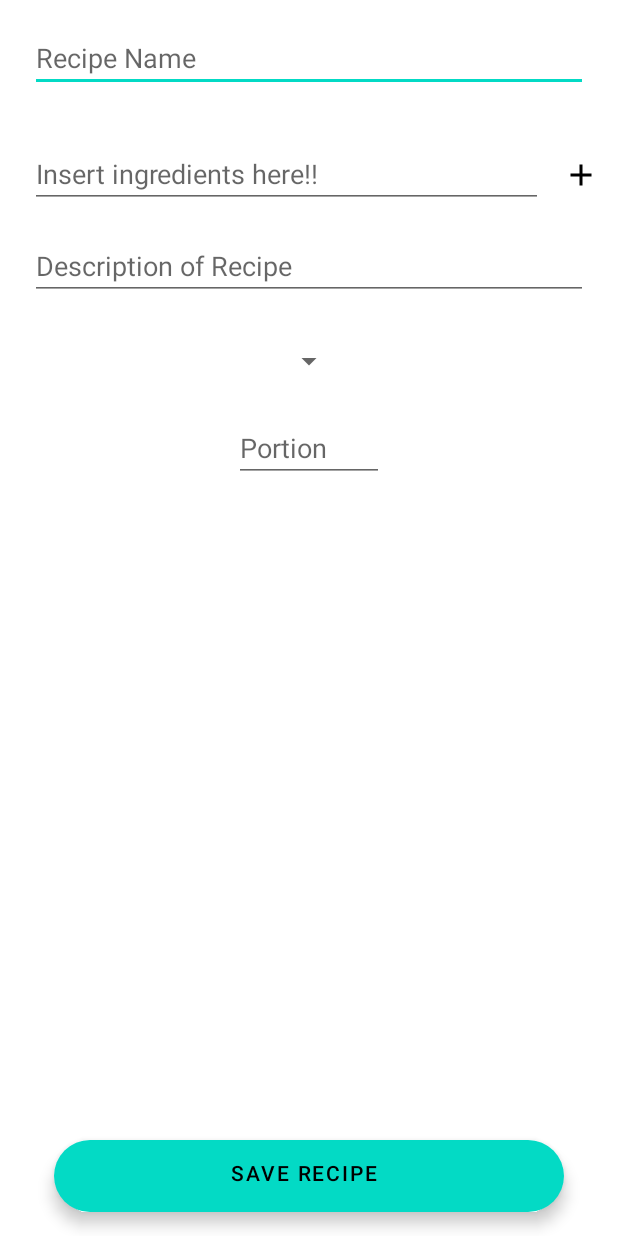
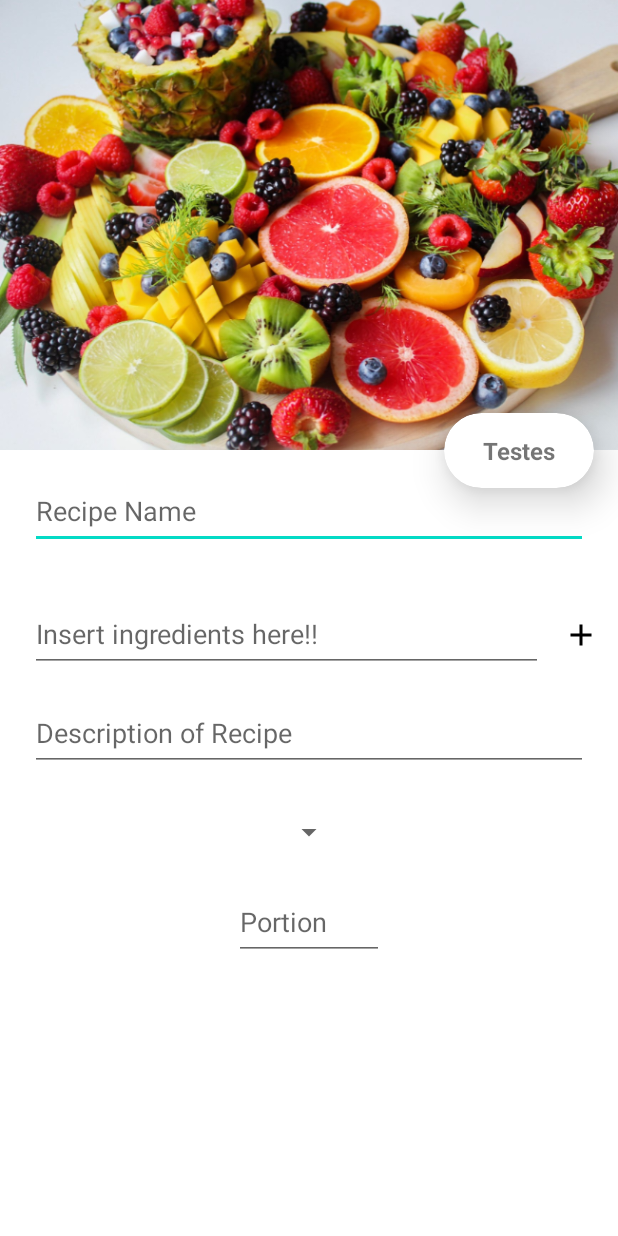
Before and after one commit to LucasMelll0/MyCookBook-With-Kotlin, an Android app: the layout activity_formulario_receita.xml on its own in the app's theme, with its tools: preview values and no code run, on a phone screen of 412 x 824 dp. Run offline under Robolectric (Android 15) with nearby library versions, the phone set to English and light mode, and no system bars.

Commit message:
Mudança no layout activity_formulario_receita.xml.
Adição dos atributos tipo função ao ListaDeReceitasAdapter.kt

Adicionado as funções de busca por Id e remoção de receitas no ReceitaDAO.kt.

Adicionado arquivo de menu para o longClick do adapter.

```diff
--- /dev/null
+++ b/app/src/main/java/com/example/mycookbook/Constantes.kt
@@ -0,0 +1,3 @@
+package com.example.mycookbook
+
+const val CHAVE_RECEITA_ID = "receitaId"
--- a/app/src/main/res/layout/activity_formulario_receita.xml
+++ b/app/src/main/res/layout/activity_formulario_receita.xml
@@ -6,10 +6,62 @@
     android:layout_height="match_parent"
     tools:context=".FormularioReceitaActivity">
 
-    <ScrollView
+    <com.google.android.material.appbar.AppBarLayout
+        android:id="@+id/appbar_formulario_receita"
+        android:layout_width="match_parent"
+        android:layout_height="wrap_content"
+        android:fitsSystemWindows="true">
+
+        <com.google.android.material.appbar.CollapsingToolbarLayout
+            android:layout_width="match_parent"
+            android:layout_height="match_parent"
+            android:fitsSystemWindows="true"
+            app:contentScrim="?attr/colorPrimary"
+            app:expandedTitleMarginEnd="64dp"
+            app:expandedTitleMarginStart="48dp"
+            app:layout_scrollFlags="scroll|exitUntilCollapsed">
+
+            <androidx.appcompat.widget.AppCompatImageView
+                android:id="@+id/imageview_formulario_receita"
+                android:layout_width="match_parent"
+                android:layout_height="300dp"
+                android:scaleType="centerCrop"
+                app:layout_collapseMode="parallax"
+                app:srcCompat="@drawable/produto_1" />
+
+            <androidx.appcompat.widget.Toolbar
+                android:id="@+id/toolbar_formulario_receita"
+                android:layout_width="match_parent"
+                android:layout_height="?attr/actionBarSize"
+                app:layout_collapseMode="pin" />
+        </com.google.android.material.appbar.CollapsingToolbarLayout>
+    </com.google.android.material.appbar.AppBarLayout>
+    <androidx.cardview.widget.CardView
+        android:layout_width="wrap_content"
+        android:layout_height="wrap_content"
+        app:layout_anchor="@id/appbar_formulario_receita"
+        app:layout_anchorGravity="bottom|end"
+        app:cardElevation="16dp"
+        android:layout_marginEnd="16dp"
+        android:minWidth="100dp"
+        android:minHeight="50dp"
+        app:cardCornerRadius="40dp"
+        >
+
+        <androidx.appcompat.widget.AppCompatTextView
+            android:layout_width="wrap_content"
+            android:layout_height="wrap_content"
+            tools:text="Testes"
+            android:layout_gravity="center"
+            android:textStyle="bold"
+            android:textSize="16sp"/>
+    </androidx.cardview.widget.CardView>
+
+    <androidx.core.widget.NestedScrollView
         android:layout_width="match_parent"
         android:layout_height="match_parent"
-        android:fillViewport="true">
+        android:fillViewport="true"
+        app:layout_behavior="@string/appbar_scrolling_view_behavior">
 
         <androidx.constraintlayout.widget.ConstraintLayout
             android:layout_width="match_parent"
@@ -18,7 +70,7 @@
             <androidx.appcompat.widget.AppCompatEditText
                 android:id="@+id/edittext_nome_receita"
                 android:layout_width="0dp"
-                android:layout_height="wrap_content"
+                android:layout_height="50dp"
                 android:layout_marginHorizontal="20dp"
                 android:layout_marginVertical="16dp"
                 android:hint="@string/nome_da_receita"
@@ -38,7 +90,7 @@
             <androidx.appcompat.widget.AppCompatEditText
                 android:id="@+id/edittext_ingrediente_receita"
                 android:layout_width="0dp"
-                android:layout_height="wrap_content"
+                android:layout_height="50dp"
                 android:layout_marginVertical="16dp"
                 android:hint="@string/insira_ingredientes_aqui"
                 app:layout_constraintEnd_toStartOf="@id/imagebutton_adicionar_ingrediente"
@@ -59,7 +111,7 @@
             <androidx.appcompat.widget.AppCompatEditText
                 android:id="@+id/edittext_descricao_receita"
                 android:layout_width="0dp"
-                android:layout_height="wrap_content"
+                android:layout_height="50dp"
                 android:layout_marginTop="16dp"
                 android:hint="@string/descricao_da_receita"
                 android:inputType="textMultiLine"
@@ -80,7 +132,7 @@
             <androidx.appcompat.widget.AppCompatEditText
                 android:id="@+id/edittext_porcao_receita"
                 android:layout_width="100dp"
-                android:layout_height="wrap_content"
+                android:layout_height="50dp"
                 android:layout_marginTop="10dp"
                 android:hint="@string/porcao"
                 android:inputType="number"
@@ -102,7 +154,7 @@
                 app:layout_constraintVertical_bias="1" />
         </androidx.constraintlayout.widget.ConstraintLayout>
 
-    </ScrollView>
+    </androidx.core.widget.NestedScrollView>
 
 
 </androidx.coordinatorlayout.widget.CoordinatorLayout>
--- a/app/src/main/res/values/strings.xml
+++ b/app/src/main/res/values/strings.xml
@@ -7,4 +7,6 @@
     <string name="descricao_da_receita">Description of Recipe</string>
     <string name="porcao">Portion</string>
     <string name="salvar_receita">SAVE RECIPE</string>
+    <string name="editar">edit</string>
+    <string name="deletar">delete</string>
 </resources>
```
Also changed, not shown: app/src/main/java/com/example/mycookbook/FormularioReceitaActivity.kt (+18 -2 lines), app/src/main/java/com/example/mycookbook/database/dao/ReceitaDAO.kt (+7 -4 lines), app/src/main/java/com/example/mycookbook/repository/ReceitaRepository.kt (added, +18 -0 lines), app/src/main/java/com/example/mycookbook/ui/activity/ListaDeReceitasActivity.kt (+48 -7 lines), app/src/main/java/com/example/mycookbook/ui/activity/extensions/ContextExtensions.kt (added, +18 -0 lines), app/src/main/java/com/example/mycookbook/ui/recyclerview/adapter/ListaDeReceitasAdapter.kt (+52 -10 lines), app/src/main/res/menu/menu_receita.xml (added, +10 -0 lines).
